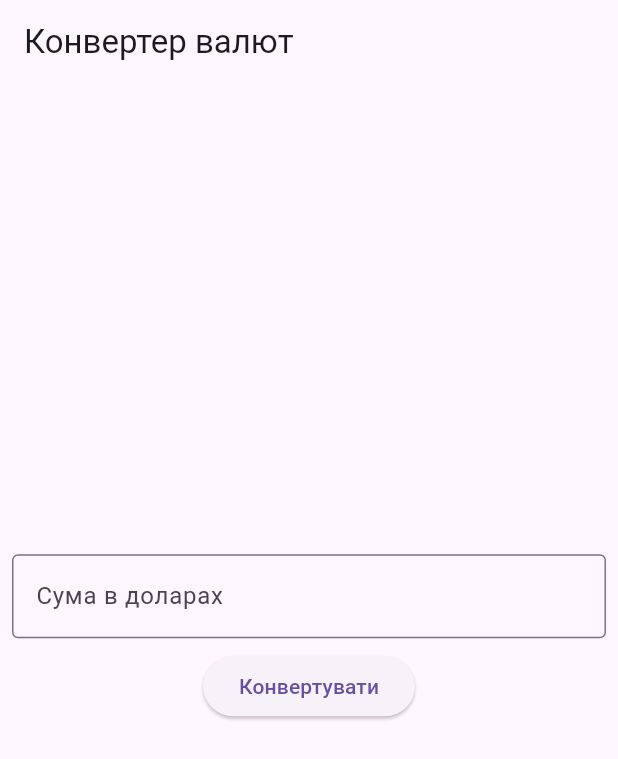
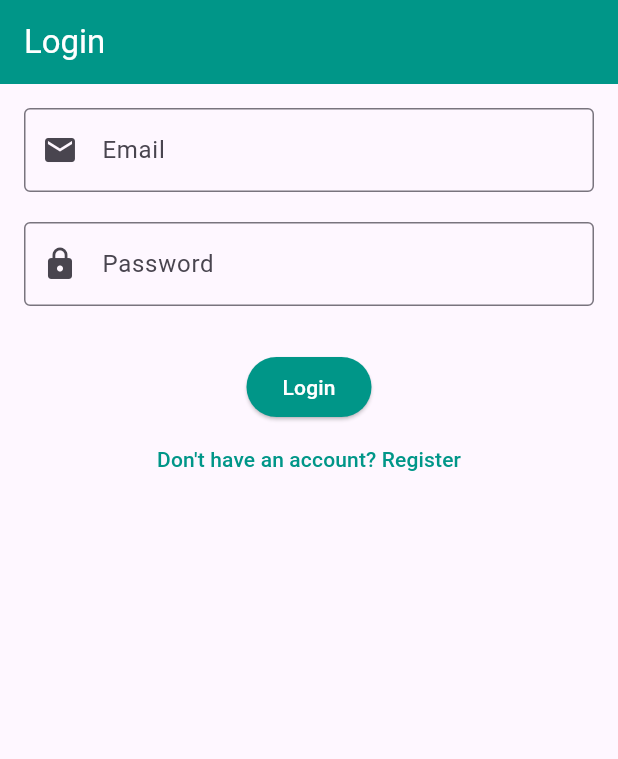
Before and after one commit to FoliushDemian/Flutter_labs, a Flutter app: the screen it shows after launch, on a phone screen of 412 x 824 dp. Shown: the top 759 px of the screen. Run offline on Flutter 3.47's test engine with Material 3 defaults, Android fonts, the phone set to English and light mode, and no system bars.

Commit message:
added lab2

```diff
--- a/lib/main.dart
+++ b/lib/main.dart
@@ -1,4 +1,9 @@
 import 'package:flutter/material.dart';
+import 'package:my_project/pages/home_page.dart';
+import 'package:my_project/pages/login.dart';
+import 'package:my_project/pages/sign_up.dart';
+import 'package:my_project/pages/user_profile.dart';
+
 
 void main() {
   runApp(const MyApp());
@@ -10,79 +15,14 @@ class MyApp extends StatelessWidget {
   @override
   Widget build(BuildContext context) {
     return MaterialApp(
-      home: Scaffold(
-        appBar: AppBar(
-          title: const Text('Конвертер валют'),
-        ),
-        body: const CurrencyConverter(),
-      ),
+      title: 'Finance App',
+      initialRoute: '/',
+      routes: {
+        '/': (context) => LoginPage(),
+        '/registration': (context) => const RegistrationPage(),
+        '/profile': (context) => const UserProfilePage(),
+        '/main': (context) => const MainPage(),
+      },
     );
   }
 }
-
-class CurrencyConverter extends StatefulWidget {
-  const CurrencyConverter({super.key});
-
-  @override
-  State<CurrencyConverter> createState() => _CurrencyConverterState();
-}
-
-class _CurrencyConverterState extends State<CurrencyConverter> {
-  final TextEditingController _controller = TextEditingController();
-  final double _usdToUahRate = 37.5;
-  String _result = '';
-
-  void _convertCurrency() {
-    final input = _controller.text.trim();
-
-    if (input.toLowerCase() == 'рубль') {
-      setState(() {
-        _result = 'Доброго вечора ми з України';
-      });
-      return;
-    }
-
-    // Is input a number
-    final numberRegExp = RegExp(r'^-?\d+(\.\d+)?$');
-    if (!numberRegExp.hasMatch(input)) {
-      setState(() {
-        _result = 'Будь ласка, введіть число';
-      });
-      return;
-    }
-
-    final value = double.parse(input);
-    setState(() {
-      _result = 'Сума в гривнях: ${value * _usdToUahRate}';
-    });
-  }
-
-  @override
-  Widget build(BuildContext context) {
-    return Column(
-      mainAxisAlignment: MainAxisAlignment.center,
-      children: [
-        Padding(
-          padding: const EdgeInsets.all(8),
-          child: TextField(
-            controller: _controller,
-            decoration: const InputDecoration(
-              labelText: 'Сума в доларах',
-              border: OutlineInputBorder(),
-            ),
-            keyboardType: const TextInputType.numberWithOptions(decimal: true),
-            onSubmitted: (_) => _convertCurrency(),
-          ),
-        ),
-        ElevatedButton(
-          onPressed: _convertCurrency,
-          child: const Text('Конвертувати'),
-        ),
-        Padding(
-          padding: const EdgeInsets.all(8),
-          child: Text(_result),
-        ),
-      ],
-    );
-  }
-}
--- /dev/null
+++ b/lib/pages/login.dart
@@ -0,0 +1,82 @@
+import 'package:flutter/material.dart';
+import 'package:my_project/widgets/widget_button.dart';
+import 'package:my_project/widgets/widget_text.dart';
+
+class LoginPage extends StatelessWidget {
+  final TextEditingController _emailController = TextEditingController();
+  final TextEditingController _passwordController = TextEditingController();
+
+  LoginPage({super.key});
+
+  @override
+  Widget build(BuildContext context) {
+    final screenSize = MediaQuery.of(context).size;
+    final isTablet =
+        screenSize.width >= 600;
+
+    return Scaffold(
+      appBar: AppBar(
+        title: const CustomText(
+          text: 'Login',
+          style: TextStyle(color: Colors.white),
+        ),
+        backgroundColor: Colors.teal,
+      ),
+      body: SingleChildScrollView(
+        child: Padding(
+          padding: const EdgeInsets.all(16),
+          child: Center(
+            child: ConstrainedBox(
+              constraints: BoxConstraints(
+                maxWidth: isTablet ? 400 : double.infinity,
+              ),
+              child: Column(
+                mainAxisAlignment: MainAxisAlignment.center,
+                children: [
+                  TextField(
+                    controller: _emailController,
+                    decoration: const InputDecoration(
+                      hintText: 'Enter your email',
+                      labelText: 'Email',
+                      border: OutlineInputBorder(),
+                      prefixIcon: Icon(Icons.email),
+                    ),
+                    keyboardType: TextInputType.emailAddress,
+                  ),
+                  const SizedBox(height: 20),
+                  TextField(
+                    controller: _passwordController,
+                    decoration: const InputDecoration(
+                      hintText: 'Enter your password',
+                      labelText: 'Password',
+                      border: OutlineInputBorder(),
+                      prefixIcon: Icon(Icons.lock),
+                    ),
+                    obscureText: true,
+                  ),
+                  const SizedBox(height: 30),
+                  CustomButton(
+                    text: 'Login',
+                    onPressed: () {
+                      Navigator.pushNamed(context, '/main');
+                    },
+                  ),
+                  TextButton(
+                    onPressed: () {
+                      Navigator.pushNamed(context, '/registration');
+                    },
+                    style: TextButton.styleFrom(
+                      foregroundColor: Colors.teal,
+                    ),
+                    child: const CustomText(
+                        text: 'Don\'t have an account? Register',),
+                  ),
+                ],
+              ),
+            ),
+          ),
+        ),
+      ),
+    );
+  }
+}
--- /dev/null
+++ b/lib/widgets/widget_button.dart
@@ -0,0 +1,25 @@
+import 'package:flutter/material.dart';
+
+class CustomButton extends StatelessWidget {
+  final String text;
+  final VoidCallback onPressed;
+  final Color backgroundColor;
+  final Color textColor;
+
+  const CustomButton({
+    required this.text, required this.onPressed, super.key,
+    this.backgroundColor = Colors.teal,
+    this.textColor = Colors.white,
+  });
+
+  @override
+  Widget build(BuildContext context) {
+    return ElevatedButton(
+      style: ElevatedButton.styleFrom(
+        foregroundColor: textColor, backgroundColor: backgroundColor,
+      ),
+      onPressed: onPressed,
+      child: Text(text),
+    );
+  }
+}
--- /dev/null
+++ b/lib/widgets/widget_text.dart
@@ -0,0 +1,22 @@
+import 'package:flutter/material.dart';
+
+class CustomText extends StatelessWidget {
+  final String text;
+  final TextStyle? style;
+  final TextAlign textAlign;
+
+  const CustomText({
+    required this.text, super.key,
+    this.style,
+    this.textAlign = TextAlign.start,
+  });
+
+  @override
+  Widget build(BuildContext context) {
+    return Text(
+      text,
+      style: style,
+      textAlign: textAlign,
+    );
+  }
+}
```
Also changed, not shown: lib/finance_exchanger.dart (added, +68 -0 lines), lib/pages/home_page.dart (added, +98 -0 lines), lib/pages/sign_up.dart (added, +92 -0 lines), lib/pages/user_profile.dart (added, +78 -0 lines).
